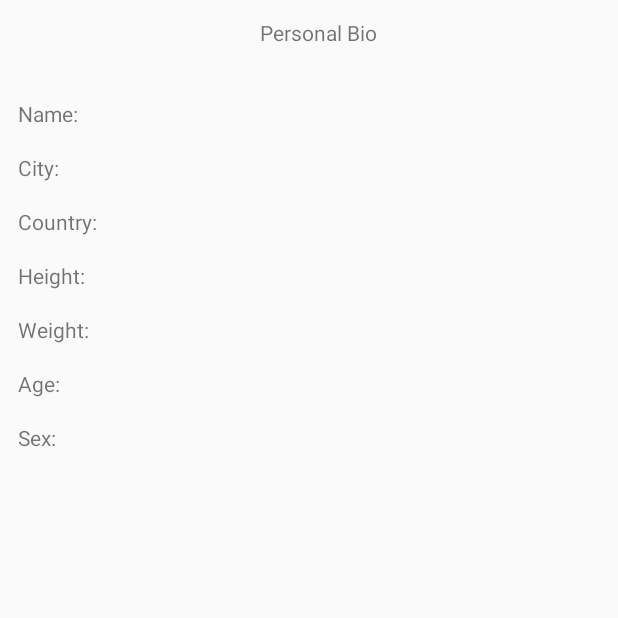
After one commit to erikpoole/androidFitnessApp, an Android app: the Bio screen opened directly, with no data from a screen before it, on a phone screen of 412 x 824 dp, the top half of it. The commit adds this screen. Run offline under Robolectric (Android 15) with nearby library versions, the phone set to English and light mode, and no system bars.

Commit message:
added some xml for bio page

```diff
--- a/Project/app/src/main/AndroidManifest.xml
+++ b/Project/app/src/main/AndroidManifest.xml
@@ -12,6 +12,7 @@
         android:roundIcon="@mipmap/ic_launcher_round"
         android:supportsRtl="true"
         android:theme="@style/AppTheme">
+        <activity android:name=".Bio"></activity>
         <activity android:name=".HikingActivity" />
         <activity android:name=".WeatherActivity" />
         <activity android:name=".MainActivity">
--- /dev/null
+++ b/Project/app/src/main/java/com/example/project/Bio.java
@@ -0,0 +1,13 @@
+package com.example.project;
+
+import android.support.v7.app.AppCompatActivity;
+import android.os.Bundle;
+
+public class Bio extends AppCompatActivity {
+
+    @Override
+    protected void onCreate(Bundle savedInstanceState) {
+        super.onCreate(savedInstanceState);
+        setContentView(R.layout.activity_bio);
+    }
+}
--- a/Project/app/src/main/java/com/example/project/MainActivity.java
+++ b/Project/app/src/main/java/com/example/project/MainActivity.java
@@ -62,6 +62,10 @@ public class MainActivity extends AppCompatActivity {
                 Intent hikingPage = new Intent(this, HikingActivity.class);
                 startActivity(hikingPage);
                 return true;
+            case R.id.nav_bio:
+                Intent bioPage = new Intent(this, Bio.class);
+                startActivity(bioPage);
+                return true;
             default:
                 return super.onOptionsItemSelected(item);
         }
--- /dev/null
+++ b/Project/app/src/main/res/layout/activity_bio.xml
@@ -0,0 +1,182 @@
+<?xml version="1.0" encoding="utf-8"?>
+<android.support.constraint.ConstraintLayout xmlns:android="http://schemas.android.com/apk/res/android"
+    xmlns:app="http://schemas.android.com/apk/res-auto"
+    xmlns:tools="http://schemas.android.com/tools"
+    android:layout_width="match_parent"
+    android:layout_height="match_parent"
+    tools:context=".Bio">
+
+    <TextView
+        android:id="@+id/title"
+        android:layout_width="wrap_content"
+        android:layout_height="42dp"
+        android:layout_marginTop="12dp"
+        android:layout_marginLeft="12dp"
+        android:text="Personal Bio"
+        app:layout_constraintStart_toStartOf="parent"
+        app:layout_constraintEnd_toEndOf="parent"
+        app:layout_constraintTop_toTopOf="parent"
+        />
+
+    <TextView
+        android:id="@+id/name-label"
+        android:layout_width="wrap_content"
+        android:layout_height="24dp"
+        android:layout_marginTop="12dp"
+        android:layout_marginLeft="12dp"
+        android:text="Name:"
+        app:layout_constraintStart_toStartOf="parent"
+        app:layout_constraintEnd_toStartOf="@id/name"
+        app:layout_constraintTop_toBottomOf="@id/title"
+        />
+
+    <EditText
+        android:id="@+id/name"
+        android:layout_width="0dp"
+        android:layout_height="24dp"
+        android:layout_margin="12dp"
+        android:background="@android:color/transparent"
+        app:layout_constraintEnd_toEndOf="parent"
+        app:layout_constraintStart_toEndOf="@id/name-label"
+        app:layout_constraintTop_toBottomOf="@id/title"
+        />
+
+    <TextView
+        android:id="@+id/city-label"
+        android:layout_width="wrap_content"
+        android:layout_height="24dp"
+        android:layout_marginTop="12dp"
+        android:layout_marginLeft="12dp"
+        android:text="City:"
+        app:layout_constraintStart_toStartOf="parent"
+        app:layout_constraintEnd_toStartOf="@id/city"
+        app:layout_constraintTop_toBottomOf="@id/name-label"
+        />
+
+    <EditText
+        android:id="@+id/city"
+        android:layout_width="0dp"
+        android:layout_height="24dp"
+        android:layout_margin="12dp"
+        android:background="@android:color/transparent"
+        app:layout_constraintEnd_toEndOf="parent"
+        app:layout_constraintStart_toEndOf="@id/city-label"
+        app:layout_constraintTop_toBottomOf="@id/name"
+        />
+
+    <TextView
+        android:id="@+id/country-label"
+        android:layout_width="wrap_content"
+        android:layout_height="24dp"
+        android:layout_marginTop="12dp"
+        android:layout_marginLeft="12dp"
+        android:text="Country:"
+        app:layout_constraintStart_toStartOf="parent"
+        app:layout_constraintEnd_toStartOf="@id/country"
+        app:layout_constraintTop_toBottomOf="@id/city-label"
+        />
+
+    <EditText
+        android:id="@+id/country"
+        android:layout_width="0dp"
+        android:layout_height="24dp"
+        android:layout_margin="12dp"
+        android:background="@android:color/transparent"
+        app:layout_constraintEnd_toEndOf="parent"
+        app:layout_constraintStart_toEndOf="@id/country-label"
+        app:layout_constraintTop_toBottomOf="@id/city"
+        />
+
+    <TextView
+        android:id="@+id/height-label"
+        android:layout_width="wrap_content"
+        android:layout_height="24dp"
+        android:layout_marginTop="12dp"
+        android:layout_marginLeft="12dp"
+        android:text="Height:"
+        app:layout_constraintStart_toStartOf="parent"
+        app:layout_constraintEnd_toStartOf="@id/height"
+        app:layout_constraintTop_toBottomOf="@id/country-label"
+        />
+
+    <EditText
+        android:id="@+id/height"
+        android:layout_width="0dp"
+        android:layout_height="24dp"
+        android:layout_margin="12dp"
+        android:background="@android:color/transparent"
+        app:layout_constraintEnd_toEndOf="parent"
+        app:layout_constraintStart_toEndOf="@id/height-label"
+        app:layout_constraintTop_toBottomOf="@id/country"
+        />
+
+    <TextView
+        android:id="@+id/weight-label"
+        android:layout_width="wrap_content"
+        android:layout_height="24dp"
+        android:layout_marginTop="12dp"
+        android:layout_marginLeft="12dp"
+        android:text="Weight:"
+        app:layout_constraintStart_toStartOf="parent"
+        app:layout_constraintEnd_toStartOf="@id/weight"
+        app:layout_constraintTop_toBottomOf="@id/height-label"
+        />
+
+    <EditText
+        android:id="@+id/weight"
+        android:layout_width="0dp"
+        android:layout_height="24dp"
+        android:layout_margin="12dp"
+        android:background="@android:color/transparent"
+        app:layout_constraintEnd_toEndOf="parent"
+        app:layout_constraintStart_toEndOf="@id/weight-label"
+        app:layout_constraintTop_toBottomOf="@id/height"
+        />
+
+    <TextView
+        android:id="@+id/age-label"
+        android:layout_width="wrap_content"
+        android:layout_height="24dp"
+        android:layout_marginTop="12dp"
+        android:layout_marginLeft="12dp"
+        android:text="Age:"
+        app:layout_constraintStart_toStartOf="parent"
+        app:layout_constraintEnd_toStartOf="@id/age"
+        app:layout_constraintTop_toBottomOf="@id/weight-label"
+        />
+
+    <EditText
+        android:id="@+id/age"
+        android:layout_width="0dp"
+        android:layout_height="24dp"
+        android:layout_margin="12dp"
+        android:background="@android:color/transparent"
+        app:layout_constraintEnd_toEndOf="parent"
+        app:layout_constraintStart_toEndOf="@id/age-label"
+        app:layout_constraintTop_toBottomOf="@id/weight"
+        />
+
+    <TextView
+        android:id="@+id/sex-label"
+        android:layout_width="wrap_content"
+        android:layout_height="24dp"
+        android:layout_marginTop="12dp"
+        android:layout_marginLeft="12dp"
+        android:text="Sex:"
+        app:layout_constraintStart_toStartOf="parent"
+        app:layout_constraintEnd_toStartOf="@id/sex"
+        app:layout_constraintTop_toBottomOf="@id/age-label"
+        />
+
+    <EditText
+        android:id="@+id/sex"
+        android:layout_width="0dp"
+        android:layout_height="24dp"
+        android:layout_margin="12dp"
+        android:background="@android:color/transparent"
+        app:layout_constraintEnd_toEndOf="parent"
+        app:layout_constraintStart_toEndOf="@id/sex-label"
+        app:layout_constraintTop_toBottomOf="@id/age"
+        />
+
+</android.support.constraint.ConstraintLayout>
--- a/Project/app/src/main/res/menu/main_menu.xml
+++ b/Project/app/src/main/res/menu/main_menu.xml
@@ -17,6 +17,10 @@
             android:id="@+id/nav_hiking"
             android:icon="@drawable/ic_terrain_black"
             android:title="@string/hiking" />
+        <item
+            android:id="@+id/nav_bio"
+            android:icon="@drawable/ic_terrain_black"
+            android:title="Bio" />
     </group>
 
 </menu>
```
